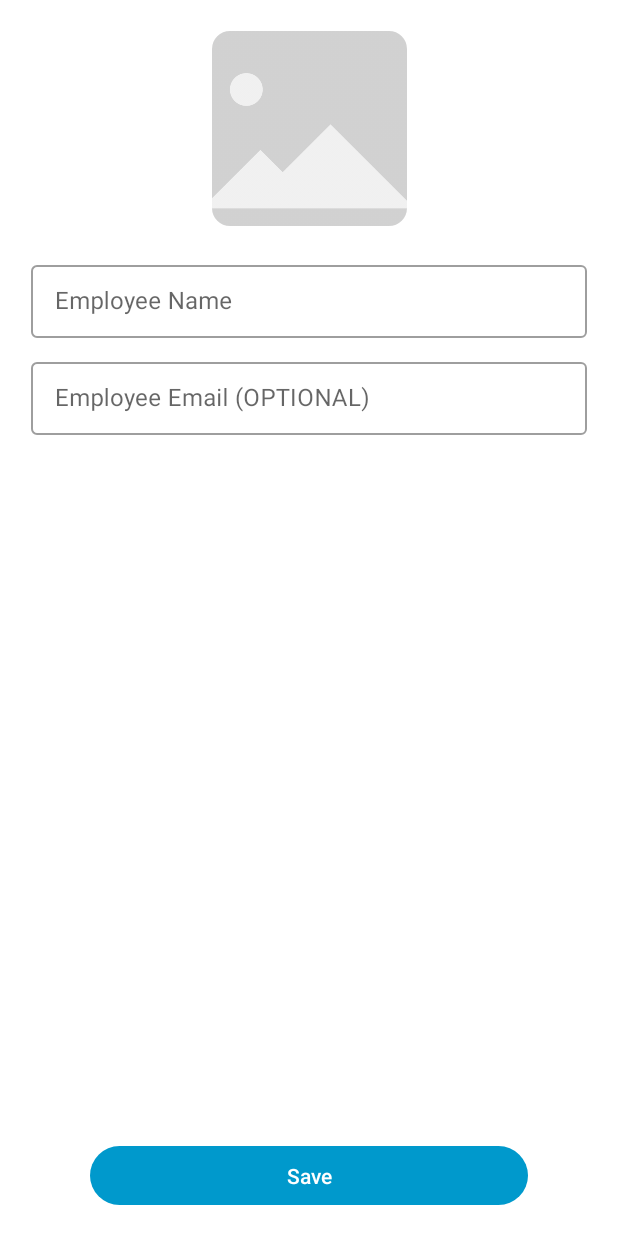
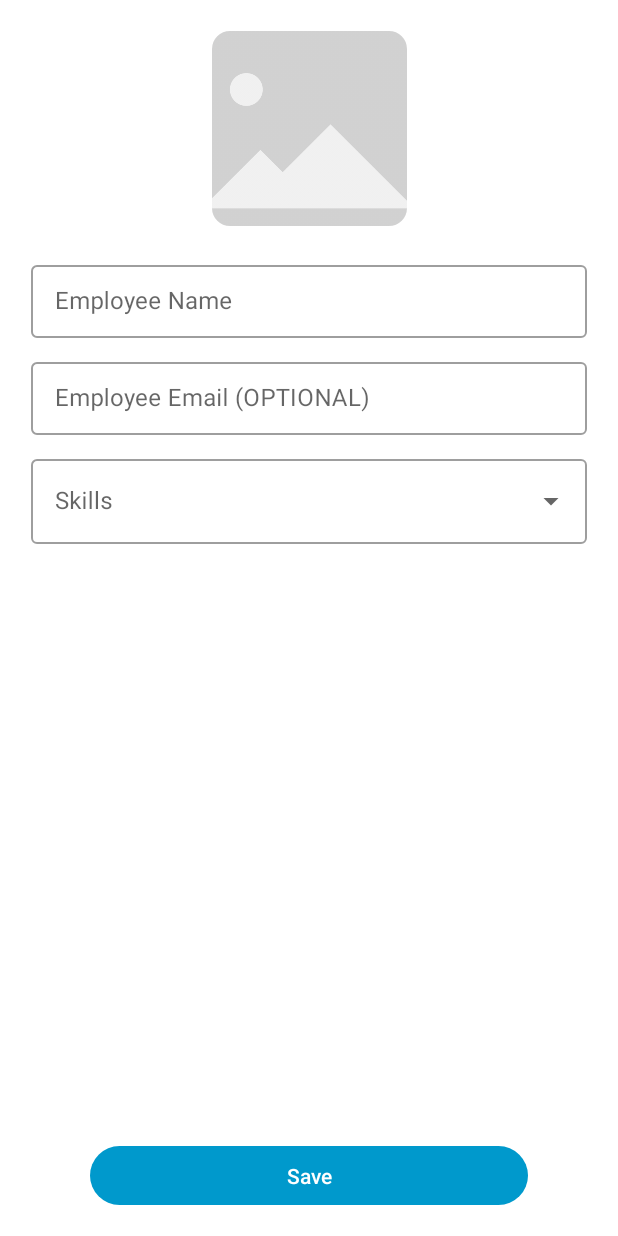
Before and after one commit to AmeenAhmed1/Employee-Management, an Android app: the screen it shows after launch (MainActivity), after a tap on "Add Employee", on a phone screen of 412 x 824 dp. Run offline under Robolectric (Android 15) with nearby library versions, the phone set to English and light mode, and no system bars; our stand-ins replace Dagger/Hilt's generated code, Room's generated code, Timber, sdp/ssp sizes; libraries missing offline, so code that uses them is left out: com.github.dhaval2404.imagepicker.

Commit message:
Create - Edite Employee Skills Design

```diff
--- a/app/src/main/java/com/github/ameen/emplyeemanagement/data/local/dao/SkillsDao.kt
+++ b/app/src/main/java/com/github/ameen/emplyeemanagement/data/local/dao/SkillsDao.kt
@@ -2,13 +2,14 @@ package com.github.ameen.emplyeemanagement.data.local.dao
 
 import androidx.room.Dao
 import androidx.room.Insert
+import androidx.room.OnConflictStrategy
 import androidx.room.Query
 import com.github.ameen.emplyeemanagement.data.local.entity.SkillsEntity
 
 @Dao
 interface SkillsDao {
 
-    @Insert
+    @Insert(onConflict = OnConflictStrategy.REPLACE)
     suspend fun insertSkills(skillsData: List<SkillsEntity>): List<Long>
 
     @Query("SELECT * FROM SkillsTable WHERE skillId =:skillId")
--- /dev/null
+++ b/app/src/main/java/com/github/ameen/emplyeemanagement/data/mapper/SkillsModelMapper.kt
@@ -0,0 +1,16 @@
+package com.github.ameen.emplyeemanagement.data.mapper
+
+import com.github.ameen.emplyeemanagement.data.local.entity.SkillsEntity
+import com.github.ameen.emplyeemanagement.domain.model.SkillData
+
+fun SkillsEntity.toDomain(): SkillData {
+    return SkillData(
+        skillId, skillName
+    )
+}
+
+fun SkillData.toEntity(): SkillsEntity {
+    return SkillsEntity(
+        skillId, skillName
+    )
+}
--- /dev/null
+++ b/app/src/main/java/com/github/ameen/emplyeemanagement/data/repo/SkillsRepo.kt
@@ -0,0 +1,23 @@
+package com.github.ameen.emplyeemanagement.data.repo
+
+import com.github.ameen.emplyeemanagement.data.local.AppDatabase
+import com.github.ameen.emplyeemanagement.data.mapper.toDomain
+import com.github.ameen.emplyeemanagement.data.mapper.toEntity
+import com.github.ameen.emplyeemanagement.domain.model.SkillData
+import com.github.ameen.emplyeemanagement.domain.model.SkillsDomainData
+import com.github.ameen.emplyeemanagement.domain.repo.ISkillsRepo
+import javax.inject.Inject
+
+class SkillsRepo @Inject constructor(
+    private val local: AppDatabase
+) : ISkillsRepo {
+    override suspend fun insertAllSkills(skillsData: List<SkillData>): List<Long> {
+        return local.skillsDao().insertSkills(skillsData.map { it.toEntity() })
+    }
+
+    override suspend fun getAllSkills(): SkillsDomainData {
+        val skills = local.skillsDao().getAllSkills().map { it.toDomain() }
+        return SkillsDomainData(skills)
+    }
+
+}
--- a/app/src/main/java/com/github/ameen/emplyeemanagement/di/RepositoryModule.kt
+++ b/app/src/main/java/com/github/ameen/emplyeemanagement/di/RepositoryModule.kt
@@ -2,7 +2,9 @@ package com.github.ameen.emplyeemanagement.di
 
 import com.github.ameen.emplyeemanagement.data.local.AppDatabase
 import com.github.ameen.emplyeemanagement.data.repo.EmployeeRepo
+import com.github.ameen.emplyeemanagement.data.repo.SkillsRepo
 import com.github.ameen.emplyeemanagement.domain.repo.IEmployeeRepo
+import com.github.ameen.emplyeemanagement.domain.repo.ISkillsRepo
 import dagger.Module
 import dagger.Provides
 import dagger.hilt.InstallIn
@@ -18,4 +20,9 @@ object RepositoryModule {
     fun providesEmployeeRepository(local: AppDatabase) =
         EmployeeRepo(local) as IEmployeeRepo
 
+    @Singleton
+    @Provides
+    fun providesSkillsRepository(local: AppDatabase) =
+        SkillsRepo(local) as ISkillsRepo
+
 }
--- /dev/null
+++ b/app/src/main/java/com/github/ameen/emplyeemanagement/domain/model/SkillsDomainData.kt
@@ -0,0 +1,14 @@
+package com.github.ameen.emplyeemanagement.domain.model
+
+import com.google.gson.annotations.SerializedName
+
+
+data class SkillsDomainData(
+    @SerializedName("skills")
+    val data: List<SkillData>
+)
+
+data class SkillData(
+    val skillId: Int?,
+    val skillName: String,
+)
--- /dev/null
+++ b/app/src/main/java/com/github/ameen/emplyeemanagement/domain/repo/ISkillsRepo.kt
@@ -0,0 +1,9 @@
+package com.github.ameen.emplyeemanagement.domain.repo
+
+import com.github.ameen.emplyeemanagement.domain.model.SkillData
+import com.github.ameen.emplyeemanagement.domain.model.SkillsDomainData
+
+interface ISkillsRepo {
+    suspend fun insertAllSkills(skillsData: List<SkillData>): List<Long>
+    suspend fun getAllSkills(): SkillsDomainData
+}
--- /dev/null
+++ b/app/src/main/java/com/github/ameen/emplyeemanagement/domain/usecase/GetAllSkillsUseCase.kt
@@ -0,0 +1,11 @@
+package com.github.ameen.emplyeemanagement.domain.usecase
+
+import com.github.ameen.emplyeemanagement.domain.model.SkillsDomainData
+import com.github.ameen.emplyeemanagement.domain.repo.ISkillsRepo
+import javax.inject.Inject
+
+class GetAllSkillsUseCase @Inject constructor(private val repo: ISkillsRepo) {
+    suspend fun execute(): SkillsDomainData {
+        return repo.getAllSkills()
+    }
+}
--- /dev/null
+++ b/app/src/main/java/com/github/ameen/emplyeemanagement/domain/usecase/InsertAllSkillsUseCase.kt
@@ -0,0 +1,11 @@
+package com.github.ameen.emplyeemanagement.domain.usecase
+
+import com.github.ameen.emplyeemanagement.domain.model.SkillData
+import com.github.ameen.emplyeemanagement.domain.repo.ISkillsRepo
+import javax.inject.Inject
+
+class InsertAllSkillsUseCase @Inject constructor(private val repo: ISkillsRepo) {
+    suspend fun execute(skills: List<SkillData>): List<Long> {
+        return repo.insertAllSkills(skills)
+    }
+}
--- a/app/src/main/java/com/github/ameen/emplyeemanagement/presentation/MainActivity.kt
+++ b/app/src/main/java/com/github/ameen/emplyeemanagement/presentation/MainActivity.kt
@@ -1,9 +1,20 @@
 package com.github.ameen.emplyeemanagement.presentation
 
 import android.os.Bundle
+import androidx.activity.viewModels
 import androidx.appcompat.app.AppCompatActivity
+import androidx.lifecycle.lifecycleScope
 import com.github.ameen.emplyeemanagement.databinding.ActivityMainBinding
+import com.github.ameen.emplyeemanagement.domain.model.SkillData
+import com.github.ameen.emplyeemanagement.domain.model.SkillsDomainData
+import com.github.ameen.emplyeemanagement.presentation.util.loadJSONFromAsset
+import com.google.gson.Gson
 import dagger.hilt.android.AndroidEntryPoint
+import kotlinx.coroutines.flow.collectLatest
+import org.json.JSONException
+import org.json.JSONObject
+import timber.log.Timber
+
 
 @AndroidEntryPoint
 class MainActivity : AppCompatActivity() {
@@ -11,9 +22,41 @@ class MainActivity : AppCompatActivity() {
     private var _binding: ActivityMainBinding? = null
     val binding get() = _binding
 
+    private val mainViewModel: MainViewModel by viewModels()
+
+
     override fun onCreate(savedInstanceState: Bundle?) {
         super.onCreate(savedInstanceState)
         _binding = ActivityMainBinding.inflate(layoutInflater)
         setContentView(binding?.root)
+
+        loadSkillsFromLocalFile()
+    }
+
+    private fun loadSkillsFromLocalFile() {
+        try {
+            val skillsArray: JSONObject = JSONObject(loadJSONFromAsset(this))
+            val skills = Gson().fromJson<SkillsDomainData>(
+                skillsArray.toString(),
+                SkillsDomainData::class.java
+            )
+            Timber.e("Skills: $skills")
+
+            insertAllSkillsToLocal(skills.data)
+
+        } catch (e: JSONException) {
+            e.printStackTrace()
+        }
+    }
+
+    private fun insertAllSkillsToLocal(skills: List<SkillData>) {
+        mainViewModel.insertAllSkills(skills)
+
+        lifecycleScope.launchWhenStarted {
+            mainViewModel.skillsDataInsertionState.collectLatest {
+                if (it.isNotEmpty())
+                    Timber.e("$it")
+            }
+        }
     }
 }
--- /dev/null
+++ b/app/src/main/java/com/github/ameen/emplyeemanagement/presentation/MainViewModel.kt
@@ -0,0 +1,23 @@
+package com.github.ameen.emplyeemanagement.presentation
+
+import androidx.lifecycle.viewModelScope
+import com.github.ameen.emplyeemanagement.domain.model.SkillData
+import com.github.ameen.emplyeemanagement.domain.usecase.InsertAllSkillsUseCase
+import dagger.hilt.android.lifecycle.HiltViewModel
+import kotlinx.coroutines.flow.MutableSharedFlow
+import kotlinx.coroutines.launch
+import javax.inject.Inject
+
+@HiltViewModel
+class MainViewModel @Inject constructor(
+    private val insetAllSkillsUseCase: InsertAllSkillsUseCase
+) : BaseViewModel() {
+
+    private val _skillsDataInsertionState: MutableSharedFlow<List<Long>> = MutableSharedFlow()
+    val skillsDataInsertionState = _skillsDataInsertionState
+
+    fun insertAllSkills(skills: List<SkillData>) = viewModelScope.launch(coroutineContext) {
+        val result = insetAllSkillsUseCase.execute(skills)
+        _skillsDataInsertionState.emit(result)
+    }
+}
--- a/app/src/main/java/com/github/ameen/emplyeemanagement/presentation/fragment/create_edit_fragment/CreateEditFragment.kt
+++ b/app/src/main/java/com/github/ameen/emplyeemanagement/presentation/fragment/create_edit_fragment/CreateEditFragment.kt
@@ -5,6 +5,7 @@ import android.os.Bundle
 import android.view.LayoutInflater
 import android.view.View
 import android.view.ViewGroup
+import android.widget.ArrayAdapter
 import androidx.fragment.app.Fragment
 import androidx.fragment.app.viewModels
 import androidx.lifecycle.MutableLiveData
@@ -14,8 +15,11 @@ import androidx.navigation.fragment.navArgs
 import com.github.ameen.emplyeemanagement.R
 import com.github.ameen.emplyeemanagement.databinding.FragmentAddEditEmployeeBinding
 import com.github.ameen.emplyeemanagement.domain.model.EmployeeDomainData
+import com.github.ameen.emplyeemanagement.domain.model.SkillData
 import com.github.ameen.emplyeemanagement.presentation.util.SelectImageUtil
 import com.github.ameen.emplyeemanagement.presentation.util.loadEmployeeImage
+import com.google.android.material.chip.Chip
+import com.google.android.material.chip.ChipGroup
 import dagger.hilt.android.AndroidEntryPoint
 import kotlinx.coroutines.flow.collectLatest
 import timber.log.Timber
@@ -37,6 +41,9 @@ class CreateEditFragment : Fragment() {
     private val imageFileData = MutableLiveData<Uri>()
     lateinit var imageUtil: SelectImageUtil
 
+    private val skills: ArrayList<SkillData> = arrayListOf()
+    private val selectedSkills: ArrayList<Int> = arrayListOf()
+
     override fun onCreateView(
         inflater: LayoutInflater,
         container: ViewGroup?,
@@ -50,6 +57,8 @@ class CreateEditFragment : Fragment() {
     override fun onViewCreated(view: View, savedInstanceState: Bundle?) {
         super.onViewCreated(view, savedInstanceState)
 
+        handleSkills()
+
         employeeData?.let {
             initViewForEdit(it)
         }
@@ -57,6 +66,8 @@ class CreateEditFragment : Fragment() {
 
         binding?.saveEmployeeButton?.setOnClickListener {
             getInputData()
+
+            Timber.e("Id: $selectedSkills")
         }
 
         binding?.employeeImage?.setOnClickListener {
@@ -126,6 +137,61 @@ class CreateEditFragment : Fragment() {
 
     }
 
+    private fun handleSkills() {
+
+        val skillsName: ArrayList<String> = arrayListOf()
+
+        createEditViewModel.getAllSkills()
+
+        lifecycleScope.launchWhenStarted {
+            createEditViewModel.skillsDataState.collectLatest {
+                if (it.isNotEmpty()) {
+                    skills.addAll(it)
+
+                    skills.forEach {
+                        skillsName.add(it.skillName)
+                    }
+                }
+            }
+        }
+
+
+        val adapter = ArrayAdapter(
+            requireContext(),
+            android.R.layout.simple_spinner_dropdown_item,
+            skillsName
+        )
+
+        binding?.skillsInput?.setAdapter(adapter)
+        binding?.skillsInput?.setOnItemClickListener { parent, _, position, _ ->
+            val selectedSkillPosition = parent.getItemAtPosition(position) as String
+            addPlanetChip(selectedSkillPosition)
+        }
+    }
+
+    private fun addPlanetChip(selectedSkill: String) {
+//        selectedPlanets.add(planetName)
+
+//        val selectedId = skills.filter {
+//            it.skillName.equals(selectedSkills)
+//        }
+
+//        selectedSkills.add(selectedId[0].skillId ?: 0)
+        binding?.skillShips?.addView(getChip(selectedSkill))
+    }
+
+    private fun getChip(name: String): Chip {
+        return Chip(requireContext()).apply {
+            text = name
+            isCloseIconVisible = true
+            chipBackgroundColor = resources.getColorStateList(android.R.color.holo_blue_dark)
+            setTextColor(resources.getColor(R.color.white))
+            setOnCloseIconClickListener {
+                (it.parent as ChipGroup).removeView(it)
+            }
+        }
+    }
+
     private fun handleEmployeeImage() {
         imageUtil.selectImage()
 
--- a/app/src/main/java/com/github/ameen/emplyeemanagement/presentation/fragment/create_edit_fragment/CreateEditViewModel.kt
+++ b/app/src/main/java/com/github/ameen/emplyeemanagement/presentation/fragment/create_edit_fragment/CreateEditViewModel.kt
@@ -2,7 +2,9 @@ package com.github.ameen.emplyeemanagement.presentation.fragment.create_edit_fra
 
 import androidx.lifecycle.viewModelScope
 import com.github.ameen.emplyeemanagement.domain.model.EmployeeDomainData
+import com.github.ameen.emplyeemanagement.domain.model.SkillData
 import com.github.ameen.emplyeemanagement.domain.usecase.AddNewEmployeeUseCase
+import com.github.ameen.emplyeemanagement.domain.usecase.GetAllSkillsUseCase
 import com.github.ameen.emplyeemanagement.presentation.BaseViewModel
 import dagger.hilt.android.lifecycle.HiltViewModel
 import kotlinx.coroutines.flow.MutableSharedFlow
@@ -11,14 +13,23 @@ import javax.inject.Inject
 
 @HiltViewModel
 class CreateEditViewModel @Inject constructor(
-    private val addNewEmployeeUseCase: AddNewEmployeeUseCase
+    private val addNewEmployeeUseCase: AddNewEmployeeUseCase,
+    private val getAllSkillsUseCase: GetAllSkillsUseCase
 ) : BaseViewModel() {
 
     private val _employeeDataInsertionState: MutableSharedFlow<Long> = MutableSharedFlow()
     val employeeDataInsertionState = _employeeDataInsertionState
 
+    private val _skillsDataState: MutableSharedFlow<List<SkillData>> = MutableSharedFlow()
+    val skillsDataState = _skillsDataState
+
     fun addNewEmployee(employeeData: EmployeeDomainData) = viewModelScope.launch(coroutineContext) {
         val result = addNewEmployeeUseCase.execute(employeeData)
         _employeeDataInsertionState.emit(result)
     }
+
+    fun getAllSkills() = viewModelScope.launch(coroutineContext) {
+        val result = getAllSkillsUseCase.execute()
+        _skillsDataState.emit(result.data)
+    }
 }
--- /dev/null
+++ b/app/src/main/java/com/github/ameen/emplyeemanagement/presentation/util/ReadSkillsFile.kt
@@ -0,0 +1,22 @@
+package com.github.ameen.emplyeemanagement.presentation.util
+
+import android.content.Context
+import java.io.IOException
+import java.io.InputStream
+import java.nio.charset.Charset
+
+fun loadJSONFromAsset(context: Context): String? {
+    var json: String? = null
+    json = try {
+        val `is`: InputStream = context.assets.open("skills.json")
+        val size: Int = `is`.available()
+        val buffer = ByteArray(size)
+        `is`.read(buffer)
+        `is`.close()
+        String(buffer, Charset.forName("UTF-8"))
+    } catch (ex: IOException) {
+        ex.printStackTrace()
+        return null
+    }
+    return json
+}
--- a/app/src/main/res/layout/fragment_add_edit_employee.xml
+++ b/app/src/main/res/layout/fragment_add_edit_employee.xml
@@ -59,6 +59,35 @@
             android:singleLine="true" />
     </com.google.android.material.textfield.TextInputLayout>
 
+
+    <com.google.android.material.textfield.TextInputLayout
+        android:id="@+id/skills"
+        style="@style/Widget.MaterialComponents.TextInputLayout.OutlinedBox.ExposedDropdownMenu"
+        android:layout_width="0dp"
+        android:layout_height="wrap_content"
+        android:layout_marginTop="@dimen/_8sdp"
+        android:hint="@string/skills"
+        app:layout_constraintLeft_toLeftOf="parent"
+        app:layout_constraintRight_toRightOf="parent"
+        app:layout_constraintTop_toBottomOf="@+id/employee_email">
+
+        <androidx.appcompat.widget.AppCompatAutoCompleteTextView
+            android:id="@+id/skills_input"
+            android:layout_width="match_parent"
+            android:layout_height="wrap_content"
+            android:imeOptions="actionDone"
+            android:inputType="text" />
+    </com.google.android.material.textfield.TextInputLayout>
+
+    <com.google.android.material.chip.ChipGroup
+        android:id="@+id/skill_ships"
+        android:layout_width="0dp"
+        android:layout_height="wrap_content"
+        android:layout_marginTop="@dimen/_8sdp"
+        app:layout_constraintEnd_toEndOf="parent"
+        app:layout_constraintStart_toStartOf="parent"
+        app:layout_constraintTop_toBottomOf="@+id/skills" />
+
     <androidx.appcompat.widget.AppCompatButton
         android:id="@+id/save_employee_button"
         android:layout_width="0dp"
--- a/app/src/main/res/values/strings.xml
+++ b/app/src/main/res/values/strings.xml
@@ -14,6 +14,7 @@
     <string name="select_image">Select Image</string>
     <string name="cancel">Cancel</string>
     <string name="yes">Yes</string>
+    <string name="skills">Skills</string>
     <string-array name="image_options">
         <item>Select photo from gallery</item>
         <item>Capture photo from camera</item>
```
Also changed, not shown: app/src/main/assets/skills.json (added, +28 -0 lines).
